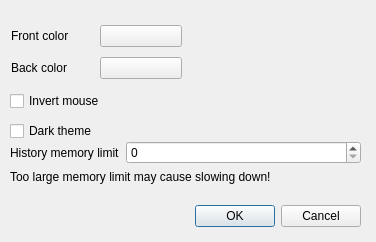
This is propertiesdialog.ui in admesh/ADMeshGUI as Qt 5 draws it before an edit. The edited form follows.
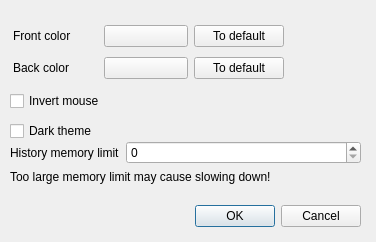
This is the edited form.

Commit message: Default colors setting

Patch:
```diff
--- a/propertiesdialog.ui
+++ b/propertiesdialog.ui
@@ -97,13 +97,16 @@
   <widget class="QWidget" name="">
    <property name="geometry">
     <rect>
-     <x>11</x>
+     <x>13</x>
      <y>21</y>
-     <width>171</width>
+     <width>271</width>
      <height>62</height>
     </rect>
    </property>
    <layout class="QGridLayout" name="gridLayout">
+    <property name="horizontalSpacing">
+     <number>6</number>
+    </property>
     <item row="0" column="0">
      <widget class="QLabel" name="label_2">
       <property name="sizePolicy">
@@ -130,6 +133,25 @@
       </property>
      </widget>
     </item>
+    <item row="0" column="2">
+     <widget class="QPushButton" name="defaultColButton">
+      <property name="sizePolicy">
+       <sizepolicy hsizetype="Minimum" vsizetype="Fixed">
+        <horstretch>0</horstretch>
+        <verstretch>0</verstretch>
+       </sizepolicy>
+      </property>
+      <property name="minimumSize">
+       <size>
+        <width>90</width>
+        <height>0</height>
+       </size>
+      </property>
+      <property name="text">
+       <string>To default</string>
+      </property>
+     </widget>
+    </item>
     <item row="1" column="0">
      <widget class="QLabel" name="label_3">
       <property name="sizePolicy">
@@ -156,6 +178,25 @@
       </property>
      </widget>
     </item>
+    <item row="1" column="2">
+     <widget class="QPushButton" name="defaultBadColButton">
+      <property name="sizePolicy">
+       <sizepolicy hsizetype="Minimum" vsizetype="Fixed">
+        <horstretch>0</horstretch>
+        <verstretch>0</verstretch>
+       </sizepolicy>
+      </property>
+      <property name="minimumSize">
+       <size>
+        <width>90</width>
+        <height>0</height>
+       </size>
+      </property>
+      <property name="text">
+       <string>To default</string>
+      </property>
+     </widget>
+    </item>
    </layout>
   </widget>
  </widget>
```
The commit also changes 2 other files.
